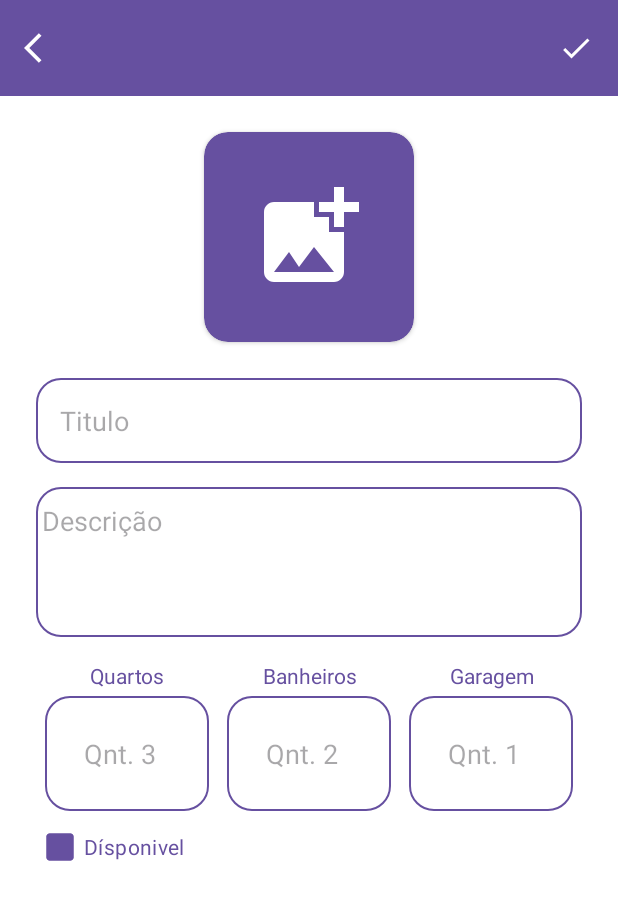
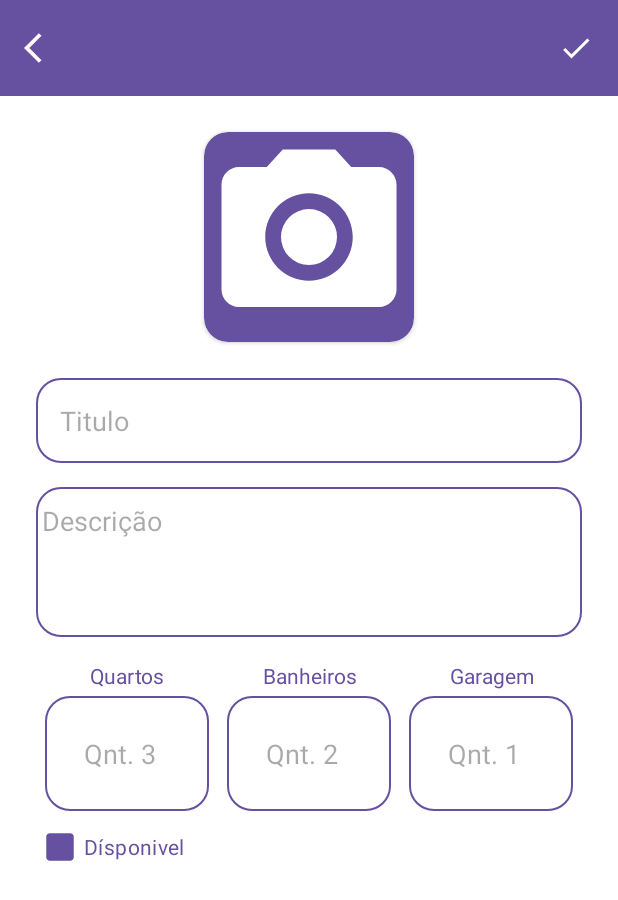
Before and after one commit to MarcosOnofre1/Casa_por_temporada, an Android app: the layout activity_form_anuncio.xml on its own in the app's theme, with its tools: preview values and no code run, on a phone screen of 412 x 824 dp. Shown: the top 900 px of the screen. Run offline under Robolectric (Android 15) with nearby library versions, the phone set to English and light mode, and no system bars.

Commit message:
inital commit

```diff
--- a/app/build.gradle
+++ b/app/build.gradle
@@ -43,4 +43,5 @@ dependencies {
     implementation("com.google.firebase:firebase-auth")
     implementation("com.google.firebase:firebase-database")
     implementation("com.google.firebase:firebase-storage")
+
 }
--- /dev/null
+++ b/app/src/main/res/drawable/ic_photo2.xml
@@ -0,0 +1,6 @@
+<vector android:height="24dp" android:tint="#FFFFFF"
+    android:viewportHeight="24" android:viewportWidth="24"
+    android:width="24dp" xmlns:android="http://schemas.android.com/apk/res/android">
+    <path android:fillColor="@android:color/white" android:pathData="M12,12m-3.2,0a3.2,3.2 0,1 1,6.4 0a3.2,3.2 0,1 1,-6.4 0"/>
+    <path android:fillColor="@android:color/white" android:pathData="M9,2L7.17,4L4,4c-1.1,0 -2,0.9 -2,2v12c0,1.1 0.9,2 2,2h16c1.1,0 2,-0.9 2,-2L22,6c0,-1.1 -0.9,-2 -2,-2h-3.17L15,2L9,2zM12,17c-2.76,0 -5,-2.24 -5,-5s2.24,-5 5,-5 5,2.24 5,5 -2.24,5 -5,5z"/>
+</vector>
--- a/app/src/main/res/layout/activity_form_anuncio.xml
+++ b/app/src/main/res/layout/activity_form_anuncio.xml
@@ -29,18 +29,22 @@
             android:orientation="vertical">
 
             <androidx.cardview.widget.CardView
+                android:id="@+id/cardView"
                 android:layout_width="140dp"
                 android:layout_height="140dp"
-                app:cardCornerRadius="16dp"
+                android:onClick="configImagem"
+                android:layout_gravity="center_horizontal"
                 android:layout_marginTop="24dp"
-                android:layout_gravity="center_horizontal"
-                android:backgroundTint="@color/azul_toolbar">
+                android:backgroundTint="@color/azul_toolbar"
+                app:cardCornerRadius="16dp">
 
                 <ImageView
-                    android:layout_width="80dp"
-                    android:layout_height="80dp"
+                    android:id="@+id/img_anuncio"
+                    android:layout_width="match_parent"
+                    android:layout_height="match_parent"
                     android:layout_gravity="center"
-                    android:src="@drawable/ic_imagem"/>
+                    android:scaleType="centerCrop"
+                    android:src="@drawable/ic_photo2" />
 
 
             </androidx.cardview.widget.CardView>
```
Also changed, not shown: app/src/main/AndroidManifest.xml (+12 -6 lines), app/src/main/java/com/example/casaportemporada/Activity/FormAnuncioActivity.java (+152 -0 lines), app/src/main/java/com/example/casaportemporada/Model/Produto.java (added, +80 -0 lines).
